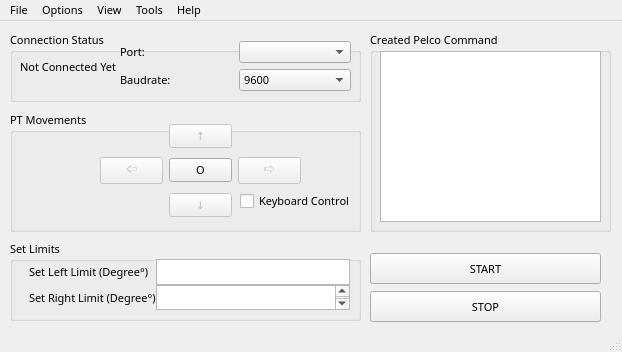
The window that mainwindow.ui (mcagriaksoy/PTZControl) describes before a commit, drawn with Qt 5.
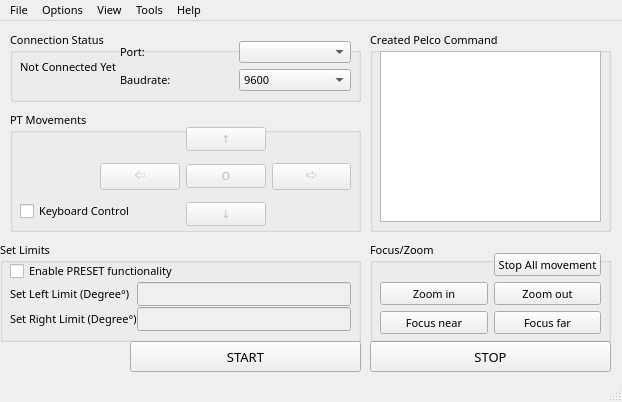
The same window after the commit.

Commit message: V1.1 Release - focus/zoom/preset functionality added

```diff
--- a/mainwindow.ui
+++ b/mainwindow.ui
@@ -7,7 +7,7 @@
     <x>0</x>
     <y>0</y>
     <width>622</width>
-    <height>352</height>
+    <height>402</height>
    </rect>
   </property>
   <property name="font">
@@ -38,26 +38,13 @@
     <property name="title">
      <string>PT Movements</string>
     </property>
-    <widget class="QCheckBox" name="keyboardCheckBox">
-     <property name="geometry">
-      <rect>
-       <x>230</x>
-       <y>80</y>
-       <width>121</width>
-       <height>20</height>
-      </rect>
-     </property>
-     <property name="text">
-      <string>Keyboard Control</string>
-     </property>
-    </widget>
     <widget class="QWidget" name="gridLayoutWidget_3">
      <property name="geometry">
       <rect>
        <x>90</x>
        <y>10</y>
-       <width>201</width>
-       <height>101</height>
+       <width>251</width>
+       <height>111</height>
       </rect>
      </property>
      <layout class="QGridLayout" name="gridLayout_3">
@@ -83,6 +70,9 @@
       </item>
       <item row="1" column="1">
        <widget class="QPushButton" name="noneButton">
+        <property name="enabled">
+         <bool>false</bool>
+        </property>
         <property name="text">
          <string>O</string>
         </property>
@@ -110,6 +100,19 @@
       </item>
      </layout>
     </widget>
+    <widget class="QCheckBox" name="keyboardCheckBox">
+     <property name="geometry">
+      <rect>
+       <x>10</x>
+       <y>90</y>
+       <width>121</width>
+       <height>20</height>
+      </rect>
+     </property>
+     <property name="text">
+      <string>Keyboard Control</string>
+     </property>
+    </widget>
    </widget>
    <widget class="QGroupBox" name="groupBox_4">
     <property name="geometry">
@@ -138,11 +141,17 @@
     <property name="geometry">
      <rect>
       <x>370</x>
-      <y>270</y>
-      <width>231</width>
+      <y>320</y>
+      <width>241</width>
       <height>31</height>
      </rect>
     </property>
+    <property name="font">
+     <font>
+      <family>Bahnschrift</family>
+      <pointsize>10</pointsize>
+     </font>
+    </property>
     <property name="text">
      <string>STOP</string>
     </property>
@@ -249,10 +258,10 @@
    <widget class="QGroupBox" name="groupBox_2">
     <property name="geometry">
      <rect>
-      <x>10</x>
-      <y>219</y>
-      <width>351</width>
-      <height>81</height>
+      <x>0</x>
+      <y>220</y>
+      <width>361</width>
+      <height>101</height>
      </rect>
     </property>
     <property name="title">
@@ -261,9 +270,9 @@
     <widget class="QWidget" name="gridLayoutWidget_2">
      <property name="geometry">
       <rect>
-       <x>19</x>
-       <y>19</y>
-       <width>321</width>
+       <x>10</x>
+       <y>40</y>
+       <width>341</width>
        <height>51</height>
       </rect>
      </property>
@@ -289,27 +298,114 @@
        </widget>
       </item>
       <item row="0" column="1">
-       <widget class="QTextEdit" name="textEdit"/>
+       <widget class="QLineEdit" name="leftLineEdit">
+        <property name="enabled">
+         <bool>false</bool>
+        </property>
+       </widget>
       </item>
       <item row="1" column="1">
-       <widget class="QTextEdit" name="textEdit_2"/>
+       <widget class="QLineEdit" name="rightLineEdit">
+        <property name="enabled">
+         <bool>false</bool>
+        </property>
+       </widget>
       </item>
      </layout>
     </widget>
+    <widget class="QCheckBox" name="presetEnableCheckBox">
+     <property name="geometry">
+      <rect>
+       <x>10</x>
+       <y>20</y>
+       <width>171</width>
+       <height>20</height>
+      </rect>
+     </property>
+     <property name="text">
+      <string>Enable PRESET functionality</string>
+     </property>
+    </widget>
    </widget>
    <widget class="QPushButton" name="connectButton">
     <property name="geometry">
      <rect>
-      <x>370</x>
-      <y>232</y>
+      <x>130</x>
+      <y>320</y>
       <width>231</width>
       <height>31</height>
      </rect>
     </property>
+    <property name="font">
+     <font>
+      <family>Bahnschrift</family>
+      <pointsize>10</pointsize>
+     </font>
+    </property>
     <property name="text">
      <string>START</string>
     </property>
    </widget>
+   <widget class="QGroupBox" name="groupBox_3">
+    <property name="geometry">
+     <rect>
+      <x>370</x>
+      <y>220</y>
+      <width>241</width>
+      <height>101</height>
+     </rect>
+    </property>
+    <property name="title">
+     <string>Focus/Zoom</string>
+    </property>
+    <widget class="QWidget" name="gridLayoutWidget_4">
+     <property name="geometry">
+      <rect>
+       <x>10</x>
+       <y>12</y>
+       <width>221</width>
+       <height>81</height>
+      </rect>
+     </property>
+     <layout class="QGridLayout" name="gridLayout_4">
+      <item row="1" column="0">
+       <widget class="QPushButton" name="zoomInButton">
+        <property name="text">
+         <string>Zoom in</string>
+        </property>
+       </widget>
+      </item>
+      <item row="2" column="1">
+       <widget class="QPushButton" name="focusOutButton">
+        <property name="text">
+         <string>Focus far</string>
+        </property>
+       </widget>
+      </item>
+      <item row="1" column="1">
+       <widget class="QPushButton" name="zoomOutButton">
+        <property name="text">
+         <string>Zoom out</string>
+        </property>
+       </widget>
+      </item>
+      <item row="2" column="0">
+       <widget class="QPushButton" name="focusInButton">
+        <property name="text">
+         <string>Focus near</string>
+        </property>
+       </widget>
+      </item>
+      <item row="0" column="1">
+       <widget class="QPushButton" name="stopAllButton">
+        <property name="text">
+         <string>Stop All movement</string>
+        </property>
+       </widget>
+      </item>
+     </layout>
+    </widget>
+   </widget>
   </widget>
   <widget class="QMenuBar" name="menubar">
    <property name="geometry">
```
Left out of the diff: 54 changed lines with no effect on the pictures. The commit also changes 4 other files.
